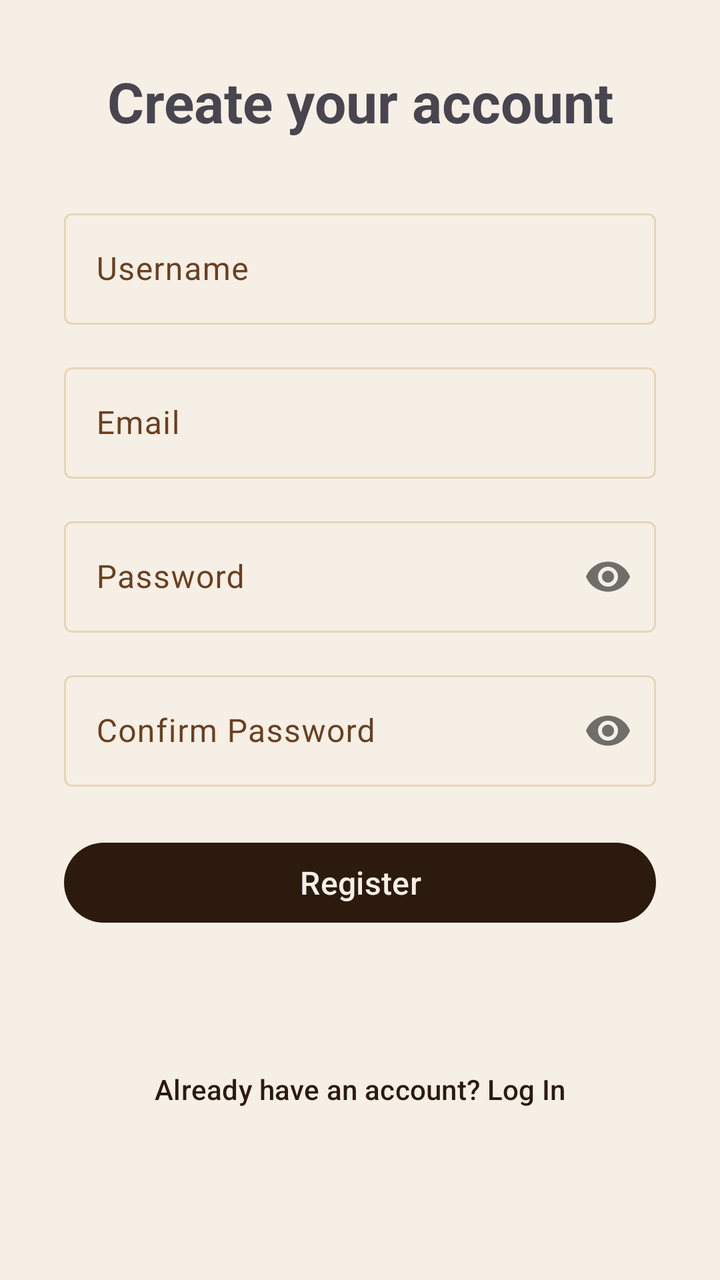
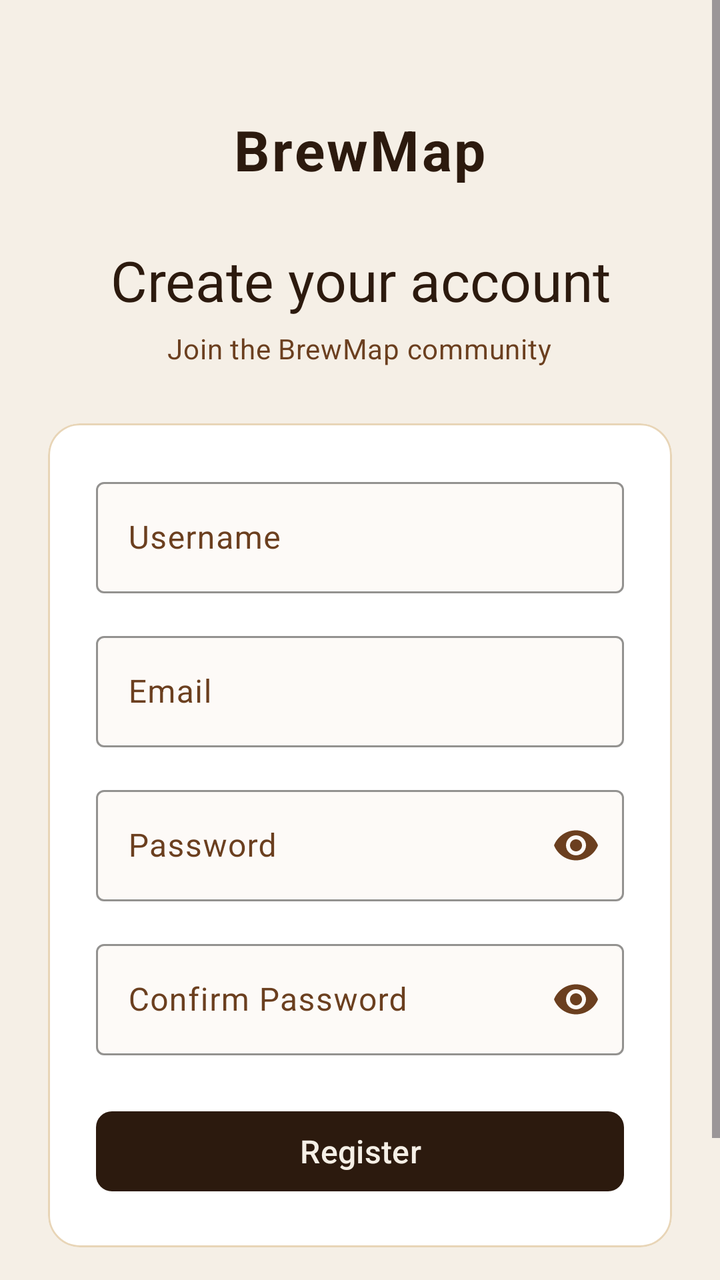

An Android layout rendered at two revisions. The XML below is the earlier revision; the diff shows what the commit changed to produce the second picture.
<!-- AndroidManifest.xml: application theme Theme.MobileApp -->
<!-- res/layout/fragment_register.xml -->
<?xml version="1.0" encoding="utf-8"?>
<ScrollView
    xmlns:android="http://schemas.android.com/apk/res/android"
    xmlns:app="http://schemas.android.com/apk/res-auto"
    android:layout_width="match_parent"
    android:layout_height="match_parent"
    android:fillViewport="true">

    <androidx.constraintlayout.widget.ConstraintLayout
        android:layout_width="match_parent"
        android:layout_height="wrap_content"
        android:padding="32dp">

        
        <TextView
            android:id="@+id/tv_register_title"
            android:layout_width="0dp"
            android:layout_height="wrap_content"
            android:text="@string/register_title"
            android:textSize="28sp"
            android:textStyle="bold"
            android:gravity="center"
            android:paddingBottom="32dp"
            app:layout_constraintTop_toTopOf="parent"
            app:layout_constraintStart_toStartOf="parent"
            app:layout_constraintEnd_toEndOf="parent" />

        
        <com.google.android.material.textfield.TextInputLayout
            android:id="@+id/til_username"
            style="@style/Widget.Material3.TextInputLayout.OutlinedBox"
            android:layout_width="0dp"
            android:layout_height="wrap_content"
            android:hint="@string/hint_username"
            app:layout_constraintTop_toBottomOf="@id/tv_register_title"
            app:layout_constraintStart_toStartOf="parent"
            app:layout_constraintEnd_toEndOf="parent">

            <com.google.android.material.textfield.TextInputEditText
                android:id="@+id/et_username"
                android:layout_width="match_parent"
                android:layout_height="wrap_content"
                android:inputType="text"
                android:imeOptions="actionNext" />
        </com.google.android.material.textfield.TextInputLayout>

        
        <com.google.android.material.textfield.TextInputLayout
            android:id="@+id/til_email"
            style="@style/Widget.Material3.TextInputLayout.OutlinedBox"
            android:layout_width="0dp"
            android:layout_height="wrap_content"
            android:hint="@string/hint_email"
            android:layout_marginTop="16dp"
            app:layout_constraintTop_toBottomOf="@id/til_username"
            app:layout_constraintStart_toStartOf="parent"
            app:layout_constraintEnd_toEndOf="parent">

            <com.google.android.material.textfield.TextInputEditText
                android:id="@+id/et_email"
                android:layout_width="match_parent"
                android:layout_height="wrap_content"
                android:inputType="textEmailAddress"
                android:imeOptions="actionNext" />
        </com.google.android.material.textfield.TextInputLayout>

        
        <com.google.android.material.textfield.TextInputLayout
            android:id="@+id/til_password"
            style="@style/Widget.Material3.TextInputLayout.OutlinedBox"
            android:layout_width="0dp"
            android:layout_height="wrap_content"
            android:hint="@string/hint_password"
            android:layout_marginTop="16dp"
            app:passwordToggleEnabled="true"
            app:layout_constraintTop_toBottomOf="@id/til_email"
            app:layout_constraintStart_toStartOf="parent"
            app:layout_constraintEnd_toEndOf="parent">

            <com.google.android.material.textfield.TextInputEditText
                android:id="@+id/et_password"
                android:layout_width="match_parent"
                android:layout_height="wrap_content"
                android:inputType="textPassword"
                android:imeOptions="actionNext" />
        </com.google.android.material.textfield.TextInputLayout>

        
        <com.google.android.material.textfield.TextInputLayout
            android:id="@+id/til_confirm_password"
            style="@style/Widget.Material3.TextInputLayout.OutlinedBox"
            android:layout_width="0dp"
            android:layout_height="wrap_content"
            android:hint="@string/hint_confirm_password"
            android:layout_marginTop="16dp"
            app:passwordToggleEnabled="true"
            app:layout_constraintTop_toBottomOf="@id/til_password"
            app:layout_constraintStart_toStartOf="parent"
            app:layout_constraintEnd_toEndOf="parent">

            <com.google.android.material.textfield.TextInputEditText
                android:id="@+id/et_confirm_password"
                android:layout_width="match_parent"
                android:layout_height="wrap_content"
                android:inputType="textPassword"
                android:imeOptions="actionDone" />
        </com.google.android.material.textfield.TextInputLayout>

        
        <com.google.android.material.button.MaterialButton
            android:id="@+id/btn_register_submit"
            android:layout_width="0dp"
            android:layout_height="wrap_content"
            android:layout_marginTop="24dp"
            android:text="@string/btn_register"
            android:textSize="16sp"
            app:layout_constraintTop_toBottomOf="@id/til_confirm_password"
            app:layout_constraintStart_toStartOf="parent"
            app:layout_constraintEnd_toEndOf="parent" />

        
        <com.google.android.material.button.MaterialButton
            android:id="@+id/btn_go_to_login"
            style="@style/Widget.Material3.Button.TextButton"
            android:layout_width="wrap_content"
            android:layout_height="wrap_content"
            android:layout_marginTop="16dp"
            android:text="@string/btn_go_to_login"
            app:layout_constraintTop_toBottomOf="@id/btn_register_submit"
            app:layout_constraintStart_toStartOf="parent"
            app:layout_constraintEnd_toEndOf="parent"
            app:layout_constraintBottom_toBottomOf="parent" />

    </androidx.constraintlayout.widget.ConstraintLayout>
</ScrollView>
<!-- resources referenced by this layout -->
<resources>
  <string name="btn_go_to_login">Already have an account? Log In</string>
  <string name="btn_register">Register</string>
  <string name="hint_confirm_password">Confirm Password</string>
  <string name="hint_email">Email</string>
  <string name="hint_password">Password</string>
  <string name="hint_username">Username</string>
  <string name="register_title">Create your account</string>
  <style name="Theme.MobileApp" parent="Base.Theme.MobileApp" />
  <style name="Base.Theme.MobileApp" parent="Theme.Material3.DayNight.NoActionBar">
          
          <item name="colorPrimary">@color/brew_dark</item>
          <item name="colorOnPrimary">@color/brew_bg</item>
          <item name="colorPrimaryContainer">@color/brew_light</item>
          <item name="colorOnPrimaryContainer">@color/brew_dark</item>
  
          
          <item name="colorSecondary">@color/brew_accent</item>
          <item name="colorOnSecondary">@color/white</item>
          <item name="colorSecondaryContainer">@color/brew_light</item>
          <item name="colorOnSecondaryContainer">@color/brew_dark</item>
  
          
          <item name="colorTertiary">@color/brew_brown</item>
          <item name="colorOnTertiary">@color/white</item>
  
          
          <item name="android:colorBackground">@color/brew_bg</item>
          <item name="colorSurface">@color/brew_card</item>
          <item name="colorOnSurface">@color/brew_dark</item>
          <item name="colorOnSurfaceVariant">@color/brew_brown</item>
          <item name="colorSurfaceVariant">@color/brew_input_bg</item>
  
          
          <item name="colorOutline">@color/brew_light</item>
          <item name="colorOutlineVariant">@color/brew_light</item>
  
          
          <item name="android:statusBarColor">@color/brew_bg</item>
          <item name="android:windowLightStatusBar" tools:targetApi="23">true</item>
      </style>
  <color name="brew_dark">#2C1A0E</color>
  <color name="brew_bg">#F5EFE6</color>
  <color name="brew_light">#E8D5B7</color>
  <color name="brew_accent">#C8854A</color>
  <color name="white">#FFFFFFFF</color>
  <color name="brew_brown">#6B3F1F</color>
  <color name="brew_card">#FFFFFF</color>
  <color name="brew_input_bg">#FDFAF7</color>
</resources>

<!-- the commit's change to res/layout/fragment_register.xml (unified diff, before → after) -->
@@ -4,119 +4,146 @@
     xmlns:app="http://schemas.android.com/apk/res-auto"
     android:layout_width="match_parent"
     android:layout_height="match_parent"
-    android:fillViewport="true">
+    android:fillViewport="true"
+    android:background="@color/brew_bg">
 
-    <androidx.constraintlayout.widget.ConstraintLayout
+    <LinearLayout
         android:layout_width="match_parent"
         android:layout_height="wrap_content"
-        android:padding="32dp">
+        android:orientation="vertical"
+        android:gravity="center_horizontal"
+        android:paddingHorizontal="24dp"
+        android:paddingTop="56dp"
+        android:paddingBottom="32dp">
 
         
         <TextView
-            android:id="@+id/tv_register_title"
-            android:layout_width="0dp"
+            android:layout_width="wrap_content"
             android:layout_height="wrap_content"
-            android:text="@string/register_title"
+            android:text="@string/app_display_name"
+            android:textColor="@color/brew_dark"
             android:textSize="28sp"
             android:textStyle="bold"
-            android:gravity="center"
-            android:paddingBottom="32dp"
-            app:layout_constraintTop_toTopOf="parent"
-            app:layout_constraintStart_toStartOf="parent"
-            app:layout_constraintEnd_toEndOf="parent" />
+            android:letterSpacing="0.04"
+            android:gravity="center" />
 
         
-        <com.google.android.material.textfield.TextInputLayout
-            android:id="@+id/til_username"
-            style="@style/Widget.Material3.TextInputLayout.OutlinedBox"
-            android:layout_width="0dp"
+        <TextView
+            android:layout_width="wrap_content"
             android:layout_height="wrap_content"
-            android:hint="@string/hint_username"
-            app:layout_constraintTop_toBottomOf="@id/tv_register_title"
-            app:layout_constraintStart_toStartOf="parent"
-            app:layout_constraintEnd_toEndOf="parent">
+            android:layout_marginTop="28dp"
+            android:text="@string/register_title"
+            android:textColor="@color/brew_dark"
+            android:textAppearance="?attr/textAppearanceHeadlineMedium"
+            android:gravity="center" />
 
-            <com.google.android.material.textfield.TextInputEditText
-                android:id="@+id/et_username"
+        <TextView
+            android:layout_width="wrap_content"
+            android:layout_height="wrap_content"
+            android:layout_marginTop="6dp"
+            android:text="@string/register_subtitle"
+            android:textColor="@color/brew_brown"
+            android:textAppearance="?attr/textAppearanceBodyMedium"
+            android:gravity="center" />
+
+        
+        <com.google.android.material.card.MaterialCardView
+            android:layout_width="match_parent"
+            android:layout_height="wrap_content"
+            android:layout_marginTop="28dp"
+            app:cardBackgroundColor="@color/brew_card"
+            app:cardCornerRadius="16dp"
+            app:cardElevation="0dp"
+            app:strokeColor="@color/brew_light"
+            app:strokeWidth="1dp">
+
+            <LinearLayout
                 android:layout_width="match_parent"
                 android:layout_height="wrap_content"
-                android:inputType="text"
-                android:imeOptions="actionNext" />
-        </com.google.android.material.textfield.TextInputLayout>
+                android:orientation="vertical"
+                android:padding="24dp">
 
-        
-        <com.google.android.material.textfield.TextInputLayout
-            android:id="@+id/til_email"
-            style="@style/Widget.Material3.TextInputLayout.OutlinedBox"
-            android:layout_width="0dp"
-            android:layout_height="wrap_content"
-            android:hint="@string/hint_email"
-            android:layout_marginTop="16dp"
-            app:layout_constraintTop_toBottomOf="@id/til_username"
-            app:layout_constraintStart_toStartOf="parent"
-            app:layout_constraintEnd_toEndOf="parent">
+                
+                <com.google.android.material.textfield.TextInputLayout
+                    android:id="@+id/til_username"
+                    style="@style/Widget.BrewMap.TextInputLayout"
+                    android:layout_width="match_parent"
+                    android:layout_height="wrap_content"
+                    android:hint="@string/hint_username">
 
-            <com.google.android.material.textfield.TextInputEditText
-                android:id="@+id/et_email"
-                android:layout_width="match_parent"
-                android:layout_height="wrap_content"
-                android:inputType="textEmailAddress"
-                android:imeOptions="actionNext" />
-        </com.google.android.material.textfield.TextInputLayout>
+                    <com.google.android.material.textfield.TextInputEditText
+                        android:id="@+id/et_username"
+                        android:layout_width="match_parent"
+                        android:layout_height="wrap_content"
+                        android:inputType="text"
+                        android:imeOptions="actionNext" />
+                </com.google.android.material.textfield.TextInputLayout>
 
-        
-        <com.google.android.material.textfield.TextInputLayout
-            android:id="@+id/til_password"
-            style="@style/Widget.Material3.TextInputLayout.OutlinedBox"
-            android:layout_width="0dp"
-            android:layout_height="wrap_content"
-            android:hint="@string/hint_password"
-            android:layout_marginTop="16dp"
-            app:passwordToggleEnabled="true"
-            app:layout_constraintTop_toBottomOf="@id/til_email"
-            app:layout_constraintStart_toStartOf="parent"
-            app:layout_constraintEnd_toEndOf="parent">
+                
+                <com.google.android.material.textfield.TextInputLayout
+                    android:id="@+id/til_email"
+                    style="@style/Widget.BrewMap.TextInputLayout"
+                    android:layout_width="match_parent"
+                    android:layout_height="wrap_content"
+                    android:layout_marginTop="16dp"
+                    android:hint="@string/hint_email">
 
-            <com.google.android.material.textfield.TextInputEditText
-                android:id="@+id/et_password"
-                android:layout_width="match_parent"
-                android:layout_height="wrap_content"
-                android:inputType="textPassword"
-                android:imeOptions="actionNext" />
-        </com.google.android.material.textfield.TextInputLayout>
+                    <com.google.android.material.textfield.TextInputEditText
+                        android:id="@+id/et_email"
+                        android:layout_width="match_parent"
+                        android:layout_height="wrap_content"
+                        android:inputType="textEmailAddress"
+                        android:imeOptions="actionNext" />
+                </com.google.android.material.textfield.TextInputLayout>
 
-        
-        <com.google.android.material.textfield.TextInputLayout
-            android:id="@+id/til_confirm_password"
-            style="@style/Widget.Material3.TextInputLayout.OutlinedBox"
-            android:layout_width="0dp"
-            android:layout_height="wrap_content"
-            android:hint="@string/hint_confirm_password"
-            android:layout_marginTop="16dp"
-            app:passwordToggleEnabled="true"
-            app:layout_constraintTop_toBottomOf="@id/til_password"
-            app:layout_constraintStart_toStartOf="parent"
-            app:layout_constraintEnd_toEndOf="parent">
+                
+                <com.google.android.material.textfield.TextInputLayout
+                    android:id="@+id/til_password"
+                    style="@style/Widget.BrewMap.TextInputLayout"
+                    android:layout_width="match_parent"
+                    android:layout_height="wrap_content"
+                    android:layout_marginTop="16dp"
+                    android:hint="@string/hint_password"
+                    app:endIconMode="password_toggle">
 
-            <com.google.android.material.textfield.TextInputEditText
-                android:id="@+id/et_confirm_password"
-                android:layout_width="match_parent"
-                android:layout_height="wrap_content"
-                android:inputType="textPassword"
-                android:imeOptions="actionDone" />
-        </com.google.android.material.textfield.TextInputLayout>
+                    <com.google.android.material.textfield.TextInputEditText
+                        android:id="@+id/et_password"
+                        android:layout_width="match_parent"
+                        android:layout_height="wrap_content"
+                        android:inputType="textPassword"
+                        android:imeOptions="actionNext" />
+                </com.google.android.material.textfield.TextInputLayout>
 
-        
-        <com.google.android.material.button.MaterialButton
-            android:id="@+id/btn_register_submit"
-            android:layout_width="0dp"
-            android:layout_height="wrap_content"
-            android:layout_marginTop="24dp"
-            android:text="@string/btn_register"
-            android:textSize="16sp"
-            app:layout_constraintTop_toBottomOf="@id/til_confirm_password"
-            app:layout_constraintStart_toStartOf="parent"
-            app:layout_constraintEnd_toEndOf="parent" />
+                
+                <com.google.android.material.textfield.TextInputLayout
+                    android:id="@+id/til_confirm_password"
+                    style="@style/Widget.BrewMap.TextInputLayout"
+                    android:layout_width="match_parent"
+                    android:layout_height="wrap_content"
+                    android:layout_marginTop="16dp"
+                    android:hint="@string/hint_confirm_password"
+                    app:endIconMode="password_toggle">
+
+                    <com.google.android.material.textfield.TextInputEditText
+                        android:id="@+id/et_confirm_password"
+                        android:layout_width="match_parent"
+                        android:layout_height="wrap_content"
+                        android:inputType="textPassword"
+                        android:imeOptions="actionDone" />
+                </com.google.android.material.textfield.TextInputLayout>
+
+                
+                <com.google.android.material.button.MaterialButton
+                    android:id="@+id/btn_register_submit"
+                    android:layout_width="match_parent"
+                    android:layout_height="wrap_content"
+                    android:layout_marginTop="24dp"
+                    android:text="@string/btn_register"
+                    android:textSize="16sp"
+                    app:cornerRadius="8dp" />
+
+            </LinearLayout>
+        </com.google.android.material.card.MaterialCardView>
 
         
         <com.google.android.material.button.MaterialButton
@@ -126,10 +153,7 @@
             android:layout_height="wrap_content"
             android:layout_marginTop="16dp"
             android:text="@string/btn_go_to_login"
-            app:layout_constraintTop_toBottomOf="@id/btn_register_submit"
-            app:layout_constraintStart_toStartOf="parent"
-            app:layout_constraintEnd_toEndOf="parent"
-            app:layout_constraintBottom_toBottomOf="parent" />
+            android:textColor="@color/brew_brown" />
 
-    </androidx.constraintlayout.widget.ConstraintLayout>
+    </LinearLayout>
 </ScrollView>
<!-- resource entries referenced after the edit -->
@@ -6,7 +6,12 @@
   <string name="hint_email">Email</string>
   <string name="hint_password">Password</string>
   <string name="hint_username">Username</string>
+  <string name="register_subtitle">Join the BrewMap community</string>
   <string name="register_title">Create your account</string>
+  <style name="Widget.BrewMap.TextInputLayout" parent="Widget.Material3.TextInputLayout.OutlinedBox">
+          <item name="boxBackgroundColor">@color/brew_input_bg</item>
+          <item name="boxStrokeColor">@color/brew_light</item>
+      </style>
   <style name="Theme.MobileApp" parent="Base.Theme.MobileApp" />
   <style name="Base.Theme.MobileApp" parent="Theme.Material3.DayNight.NoActionBar">
           
@@ -43,6 +48,7 @@
   <color name="brew_dark">#2C1A0E</color>
   <color name="brew_bg">#F5EFE6</color>
   <color name="brew_light">#E8D5B7</color>
+  <string name="app_display_name">BrewMap</string>
   <color name="brew_accent">#C8854A</color>
   <color name="white">#FFFFFFFF</color>
   <color name="brew_brown">#6B3F1F</color>
